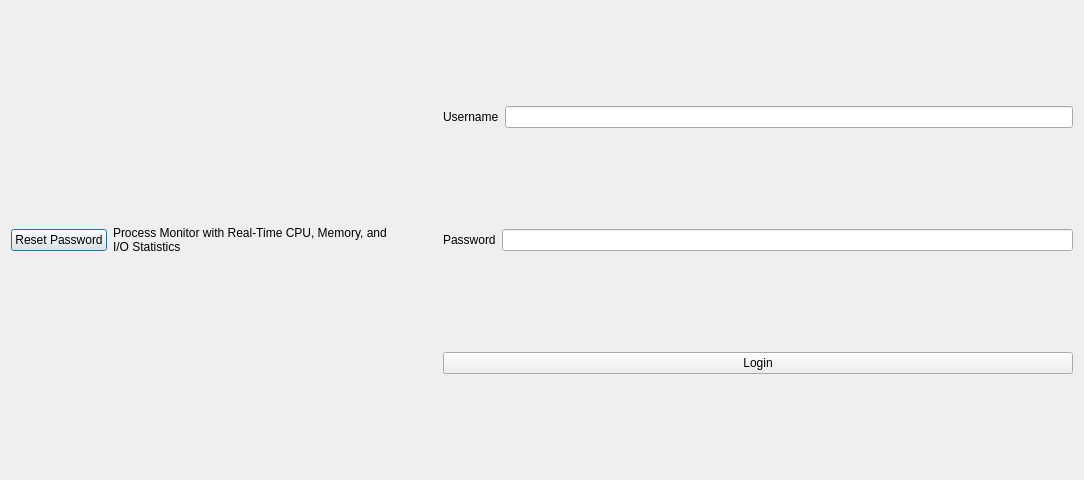
The window that src/ui/LoginWindow.ui (iAbdulrrahman/process-monitor) describes before a commit, drawn with Qt 5.
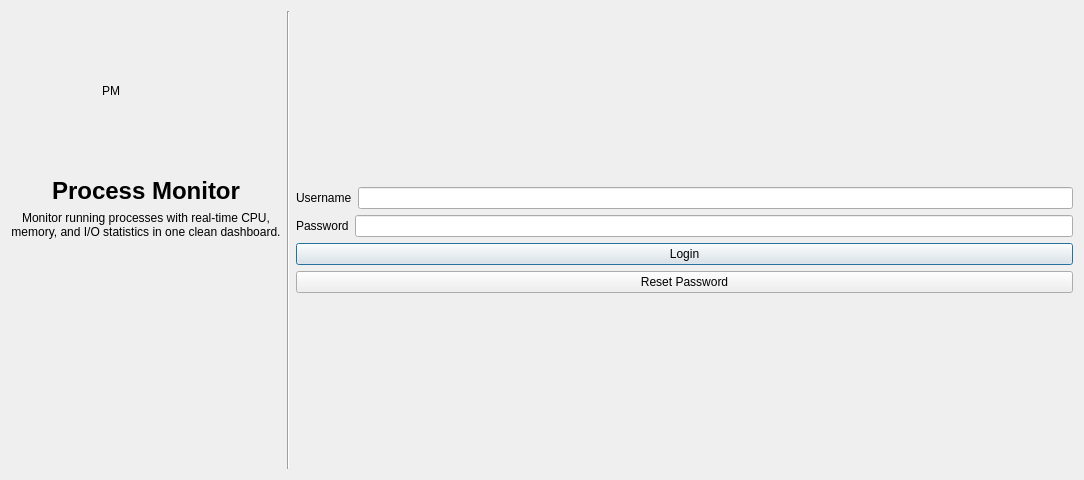
The same window after the commit.

Commit message: chore: polish login ui and add logo

Patch:
```diff
--- a/src/ui/LoginWindow.ui
+++ b/src/ui/LoginWindow.ui
@@ -15,23 +15,54 @@
   </property>
   <layout class="QVBoxLayout" name="verticalLayout_7">
    <item>
-    <layout class="QVBoxLayout" name="verticalLayout_2">
+        <layout class="QHBoxLayout" name="horizontalLayout_main">
      <item>
-      <layout class="QHBoxLayout" name="horizontalLayout_5">
+            <layout class="QVBoxLayout" name="verticalLayout_branding">
        <item>
-        <layout class="QHBoxLayout" name="horizontalLayout_7"/>
+                <widget class="QLabel" name="label_logo">
+                 <property name="minimumSize">
+                    <size>
+                     <width>160</width>
+                     <height>160</height>
+                    </size>
+                 </property>
+                 <property name="maximumSize">
+                    <size>
+                     <width>200</width>
+                     <height>200</height>
+                    </size>
+                 </property>
+                 <property name="alignment">
+                    <set>Qt::AlignmentFlag::AlignCenter</set>
+                 </property>
+                 <property name="text">
+                    <string>PM</string>
+                 </property>
+                </widget>
        </item>
        <item>
-        <widget class="QPushButton" name="pushButton">
+                <widget class="QLabel" name="label_appName">
+                 <property name="font">
+                    <font>
+                     <pointsize>18</pointsize>
+                     <bold>true</bold>
+                    </font>
+                 </property>
+                 <property name="alignment">
+                    <set>Qt::AlignmentFlag::AlignHCenter|Qt::AlignmentFlag::AlignTop</set>
+                 </property>
          <property name="text">
-          <string>Reset Password</string>
+                    <string>Process Monitor</string>
          </property>
         </widget>
        </item>
        <item>
         <widget class="QLabel" name="label_4">
+                 <property name="alignment">
+                    <set>Qt::AlignmentFlag::AlignHCenter|Qt::AlignmentFlag::AlignTop</set>
+         </property>
          <property name="text">
-          <string>Process Monitor with Real-Time CPU, Memory, and I/O Statistics</string>
+                    <string>Monitor running processes with real-time CPU, memory, and I/O statistics in one clean dashboard.</string>
          </property>
          <property name="wordWrap">
           <bool>true</bool>
@@ -39,13 +70,37 @@
         </widget>
        </item>
        <item>
-        <spacer name="verticalSpacer">
+                <spacer name="verticalSpacer_left">
          <property name="orientation">
           <enum>Qt::Orientation::Vertical</enum>
          </property>
          <property name="sizeHint" stdset="0">
           <size>
-           <width>50</width>
+                     <width>20</width>
+                     <height>40</height>
+                    </size>
+                 </property>
+                </spacer>
+       </item>
+            </layout>
+         </item>
+         <item>
+            <widget class="Line" name="line">
+             <property name="orientation">
+                <enum>Qt::Orientation::Vertical</enum>
+             </property>
+            </widget>
+         </item>
+         <item>
+            <layout class="QVBoxLayout" name="verticalLayout_formHolder">
+             <item>
+                <spacer name="verticalSpacer_topRight">
+                 <property name="orientation">
+                    <enum>Qt::Orientation::Vertical</enum>
+                 </property>
+                 <property name="sizeHint" stdset="0">
+                    <size>
+                     <width>20</width>
            <height>40</height>
           </size>
          </property>
@@ -92,8 +147,28 @@
            </property>
           </widget>
          </item>
+         <item>
+          <widget class="QPushButton" name="pushButton">
+           <property name="text">
+            <string>Reset Password</string>
+           </property>
+          </widget>
+         </item>
         </layout>
        </item>
+             <item>
+                <spacer name="verticalSpacer_bottomRight">
+                 <property name="orientation">
+                    <enum>Qt::Orientation::Vertical</enum>
+                 </property>
+                 <property name="sizeHint" stdset="0">
+                    <size>
+                     <width>20</width>
+                     <height>40</height>
+                    </size>
+                 </property>
+                </spacer>
+             </item>
       </layout>
      </item>
     </layout>
```
Left out of the diff: 2 changed lines with no effect on the pictures. Lines whose indentation alone changed are shown as unchanged. The commit also changes 4 other files.
